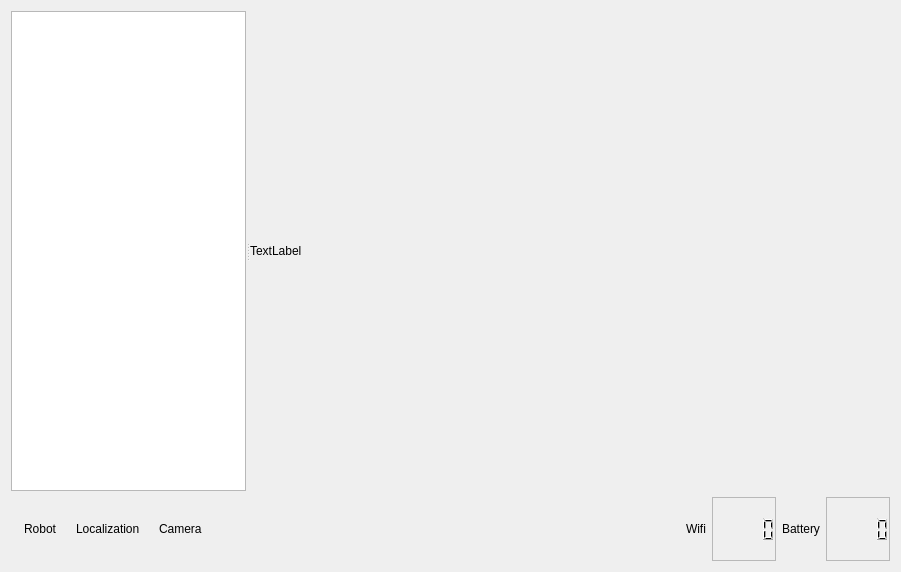
The window that pioneer/pioneer_controller/src/mainUI.ui (jperezkz/Robotica-avanzada) describes before a commit, drawn with Qt 5.
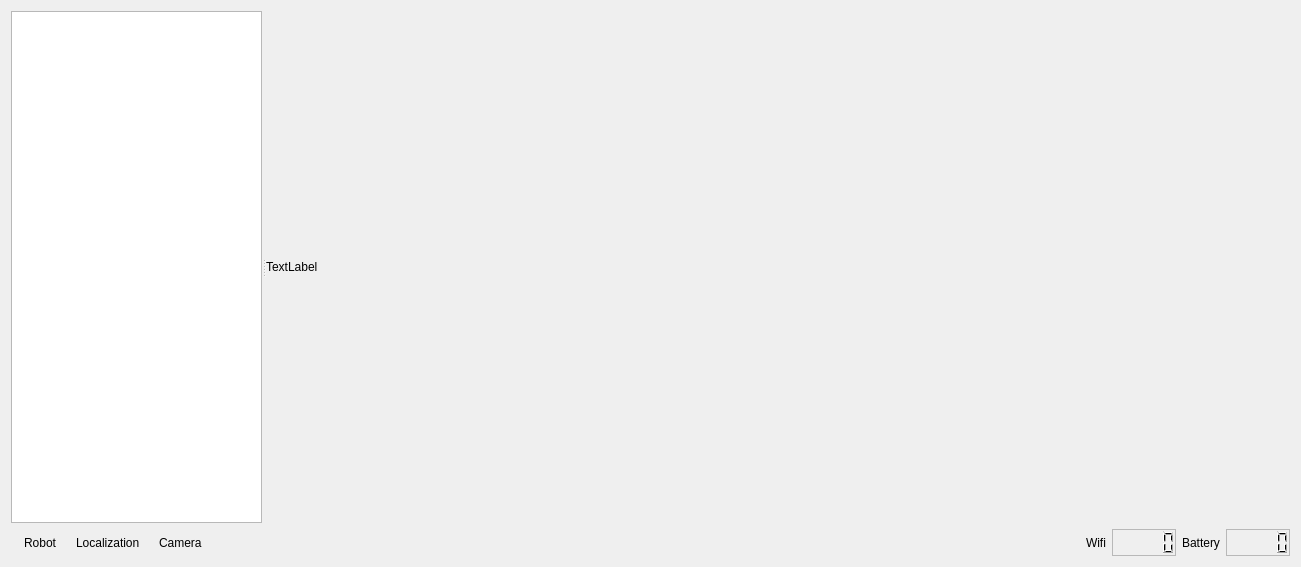
The same window after the commit. Icons and pictures are not drawn.

Patch:
```diff
--- a/pioneer/pioneer_controller/src/mainUI.ui
+++ b/pioneer/pioneer_controller/src/mainUI.ui
@@ -6,8 +6,8 @@
    <rect>
     <x>0</x>
     <y>0</y>
-    <width>901</width>
-    <height>572</height>
+    <width>1301</width>
+    <height>567</height>
    </rect>
   </property>
   <property name="windowTitle">
@@ -32,19 +32,22 @@
        <widget class="QLabel" name="label_rgb">
         <property name="minimumSize">
          <size>
-          <width>640</width>
-          <height>480</height>
+          <width>1024</width>
+          <height>512</height>
          </size>
         </property>
         <property name="maximumSize">
          <size>
-          <width>640</width>
-          <height>480</height>
+          <width>1024</width>
+          <height>512</height>
          </size>
         </property>
         <property name="text">
          <string>TextLabel</string>
         </property>
+        <property name="margin">
+         <number>1</number>
+        </property>
        </widget>
       </widget>
      </item>
```
